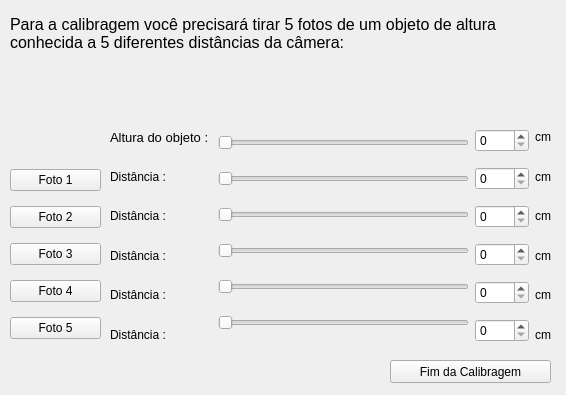
Before: the Qt Designer form brontossauro/janeladecalibragem.ui in mseefelder/barosaurus, drawn with Qt 5.
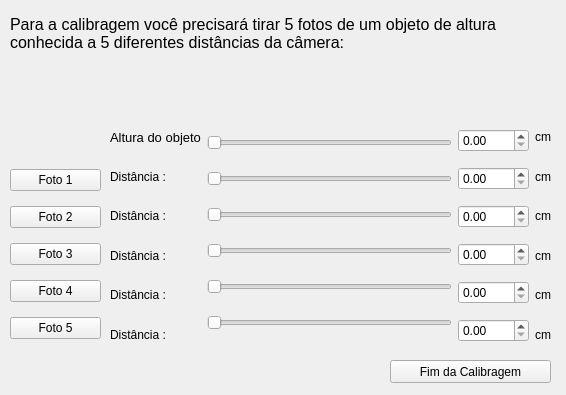
After: the same form once the commit is applied.

Diff of the .ui file:
```diff
--- a/brontossauro/janeladecalibragem.ui
+++ b/brontossauro/janeladecalibragem.ui
@@ -126,7 +126,7 @@
          </font>
         </property>
         <property name="text">
-         <string>Altura do objeto : </string>
+         <string>Altura do objeto</string>
         </property>
        </widget>
       </item>
@@ -170,7 +170,20 @@
     <item>
      <layout class="QVBoxLayout" name="verticalLayout_3">
       <item>
-       <widget class="QSlider" name="horizontalSlider">
+       <widget class="QSlider" name="heightSlider">
+        <property name="maximum">
+         <number>1000</number>
+        </property>
+        <property name="singleStep">
+         <number>10</number>
+        </property>
+        <property name="orientation">
+         <enum>Qt::Horizontal</enum>
+        </property>
+       </widget>
+      </item>
+      <item>
+       <widget class="QSlider" name="horizontalSlider_1">
         <property name="maximum">
          <number>1000</number>
         </property>
@@ -195,6 +208,19 @@
         </property>
        </widget>
       </item>
+      <item>
+       <widget class="QSlider" name="horizontalSlider_3">
+        <property name="maximum">
+         <number>1000</number>
+        </property>
+        <property name="singleStep">
+         <number>10</number>
+        </property>
+        <property name="orientation">
+         <enum>Qt::Horizontal</enum>
+        </property>
+       </widget>
+      </item>
       <item>
        <widget class="QSlider" name="horizontalSlider_4">
         <property name="maximum">
@@ -221,75 +247,49 @@
         </property>
        </widget>
       </item>
-      <item>
-       <widget class="QSlider" name="horizontalSlider_6">
-        <property name="maximum">
-         <number>1000</number>
-        </property>
-        <property name="singleStep">
-         <number>10</number>
-        </property>
-        <property name="orientation">
-         <enum>Qt::Horizontal</enum>
-        </property>
-       </widget>
-      </item>
-      <item>
-       <widget class="QSlider" name="horizontalSlider_3">
-        <property name="maximum">
-         <number>1000</number>
-        </property>
-        <property name="singleStep">
-         <number>10</number>
-        </property>
-        <property name="orientation">
-         <enum>Qt::Horizontal</enum>
-        </property>
-       </widget>
-      </item>
      </layout>
     </item>
     <item>
      <layout class="QVBoxLayout" name="verticalLayout_2">
       <item>
-       <widget class="QSpinBox" name="spinBox">
+       <widget class="QDoubleSpinBox" name="heightBox">
         <property name="maximum">
-         <number>1000</number>
+         <double>1000.899999999999977</double>
         </property>
        </widget>
       </item>
       <item>
-       <widget class="QSpinBox" name="spinBox_2">
+       <widget class="QDoubleSpinBox" name="doubleSpinBox_1">
         <property name="maximum">
-         <number>1000</number>
+         <double>1000.899999999999977</double>
         </property>
        </widget>
       </item>
       <item>
-       <widget class="QSpinBox" name="spinBox_3">
+       <widget class="QDoubleSpinBox" name="doubleSpinBox_2">
         <property name="maximum">
-         <number>1000</number>
+         <double>1000.899999999999977</double>
         </property>
        </widget>
       </item>
       <item>
-       <widget class="QSpinBox" name="spinBox_4">
+       <widget class="QDoubleSpinBox" name="doubleSpinBox_3">
         <property name="maximum">
-         <number>1000</number>
+         <double>1000.899999999999977</double>
         </property>
        </widget>
       </item>
       <item>
-       <widget class="QSpinBox" name="spinBox_5">
+       <widget class="QDoubleSpinBox" name="doubleSpinBox_4">
         <property name="maximum">
-         <number>1000</number>
+         <double>1000.899999999999977</double>
         </property>
        </widget>
       </item>
       <item>
-       <widget class="QSpinBox" name="spinBox_6">
+       <widget class="QDoubleSpinBox" name="doubleSpinBox_5">
         <property name="maximum">
-         <number>1000</number>
+         <double>1000.899999999999977</double>
         </property>
        </widget>
       </item>
```
